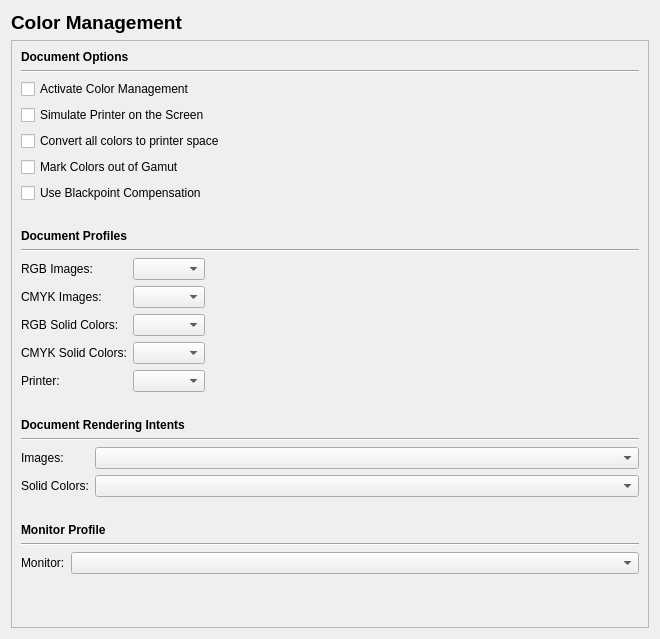
The window that scribus/ui/prefs_colormanagementbase.ui (scribusproject/scribus) describes before a commit, drawn with Qt 5.
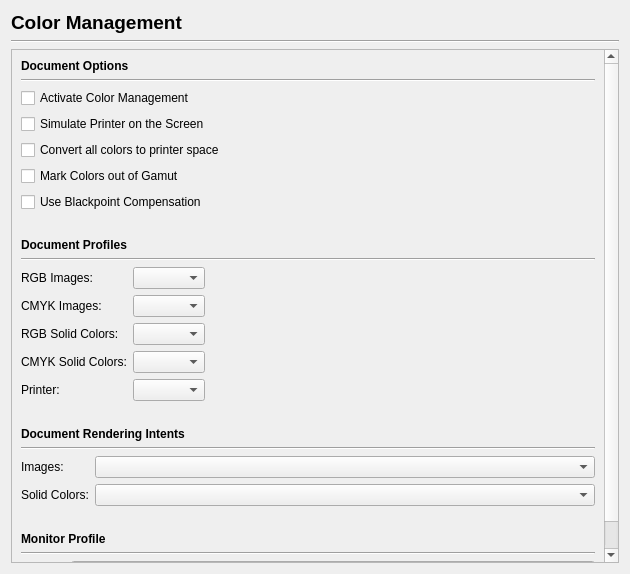
The same window after the commit.

Commit message: Reduce prefs window size to allow use on small screens.. with window decoration on OSX.. v=524px

Diff of the .ui file:
```diff
--- a/scribus/ui/prefs_colormanagementbase.ui
+++ b/scribus/ui/prefs_colormanagementbase.ui
@@ -8,8 +8,8 @@
    <rect>
     <x>0</x>
     <y>0</y>
-    <width>660</width>
-    <height>639</height>
+    <width>630</width>
+    <height>574</height>
    </rect>
   </property>
   <property name="windowTitle">
@@ -30,6 +30,13 @@
      </property>
     </widget>
    </item>
+   <item>
+    <widget class="Line" name="line">
+     <property name="orientation">
+      <enum>Qt::Horizontal</enum>
+     </property>
+    </widget>
+   </item>
    <item>
     <widget class="QScrollArea" name="scrollArea">
      <property name="widgetResizable">
@@ -39,8 +46,8 @@
       <property name="geometry">
        <rect>
         <x>0</x>
-        <y>-45</y>
-        <width>617</width>
+        <y>0</y>
+        <width>587</width>
         <height>631</height>
        </rect>
       </property>
```
The commit also changes 12 other files.
